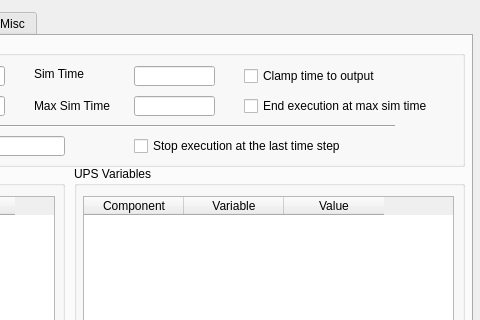
Qt form src/VisIt/libsim/uintah.ui (Uintah/Uintah) before a commit; both pictures show x 218 to 698 and y 0 to 320 of the 698 by 837 pixel window.
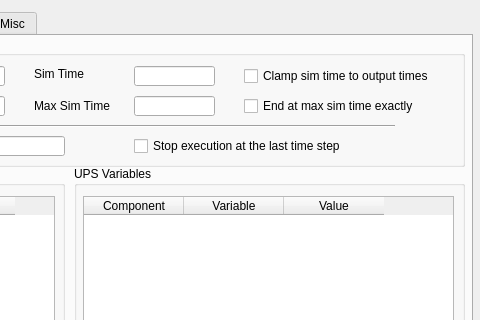
The same form after that commit.

Commit message: added reading time spec attributes for  output and checkpoint dumping when thresholds are met, refined the flags, minor name changes

```diff
--- a/src/VisIt/libsim/uintah.ui
+++ b/src/VisIt/libsim/uintah.ui
@@ -144,7 +144,7 @@
         </rect>
        </property>
        <property name="text">
-        <string>End execution at max sim time</string>
+        <string>End at max sim time exactly</string>
        </property>
       </widget>
       <widget class="QCheckBox" name="ClampTimeToOutput">
@@ -152,12 +152,12 @@
         <rect>
          <x>440</x>
          <y>30</y>
-         <width>181</width>
+         <width>211</width>
          <height>20</height>
         </rect>
        </property>
        <property name="text">
-        <string>Clamp time to output</string>
+        <string>Clamp sim time to output times</string>
        </property>
       </widget>
       <widget class="QLabel" name="StopATimeStepLabel">
```
Left out of the diff: 3 changed lines with no effect on the pictures. The commit also changes 5 other files.
